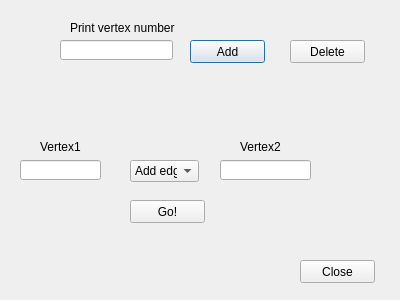
Old version of the form dialog.ui in the repository 12rita/Graphs.
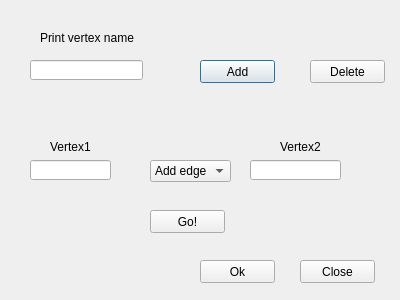
New version of the form.

What changed in the file:
```diff
--- a/dialog.ui
+++ b/dialog.ui
@@ -16,8 +16,8 @@
   <widget class="QLineEdit" name="lineEdit">
    <property name="geometry">
     <rect>
-     <x>60</x>
-     <y>40</y>
+     <x>30</x>
+     <y>60</y>
      <width>113</width>
      <height>20</height>
     </rect>
@@ -26,8 +26,8 @@
   <widget class="QPushButton" name="pushButton">
    <property name="geometry">
     <rect>
-     <x>190</x>
-     <y>40</y>
+     <x>200</x>
+     <y>60</y>
      <width>75</width>
      <height>23</height>
     </rect>
@@ -39,8 +39,8 @@
   <widget class="QPushButton" name="pushButton_3">
    <property name="geometry">
     <rect>
-     <x>290</x>
-     <y>40</y>
+     <x>310</x>
+     <y>60</y>
      <width>75</width>
      <height>23</height>
     </rect>
@@ -52,7 +52,7 @@
   <widget class="QLineEdit" name="lineEdit_2">
    <property name="geometry">
     <rect>
-     <x>20</x>
+     <x>30</x>
      <y>160</y>
      <width>81</width>
      <height>20</height>
@@ -62,7 +62,7 @@
   <widget class="QLineEdit" name="lineEdit_3">
    <property name="geometry">
     <rect>
-     <x>220</x>
+     <x>250</x>
      <y>160</y>
      <width>91</width>
      <height>20</height>
@@ -72,20 +72,20 @@
   <widget class="QLabel" name="label">
    <property name="geometry">
     <rect>
-     <x>70</x>
-     <y>20</y>
+     <x>40</x>
+     <y>30</y>
      <width>111</width>
      <height>16</height>
     </rect>
    </property>
    <property name="text">
-    <string>Print vertex number</string>
+    <string>Print vertex name</string>
    </property>
   </widget>
   <widget class="QLabel" name="label_2">
    <property name="geometry">
     <rect>
-     <x>40</x>
+     <x>50</x>
      <y>140</y>
      <width>46</width>
      <height>13</height>
@@ -98,7 +98,7 @@
   <widget class="QLabel" name="label_3">
    <property name="geometry">
     <rect>
-     <x>240</x>
+     <x>280</x>
      <y>140</y>
      <width>46</width>
      <height>13</height>
@@ -111,9 +111,9 @@
   <widget class="QComboBox" name="comboBox">
    <property name="geometry">
     <rect>
-     <x>130</x>
+     <x>150</x>
      <y>160</y>
-     <width>69</width>
+     <width>81</width>
      <height>22</height>
     </rect>
    </property>
@@ -131,8 +131,8 @@
   <widget class="QPushButton" name="pushButton_2">
    <property name="geometry">
     <rect>
-     <x>130</x>
-     <y>200</y>
+     <x>150</x>
+     <y>210</y>
      <width>75</width>
      <height>23</height>
     </rect>
@@ -154,6 +154,19 @@
     <string>Close</string>
    </property>
   </widget>
+  <widget class="QPushButton" name="pushButton_5">
+   <property name="geometry">
+    <rect>
+     <x>200</x>
+     <y>260</y>
+     <width>75</width>
+     <height>23</height>
+    </rect>
+   </property>
+   <property name="text">
+    <string>Ok</string>
+   </property>
+  </widget>
  </widget>
  <resources/>
  <connections>
```
Left out of the diff: 16 changed lines with no effect on the pictures.
